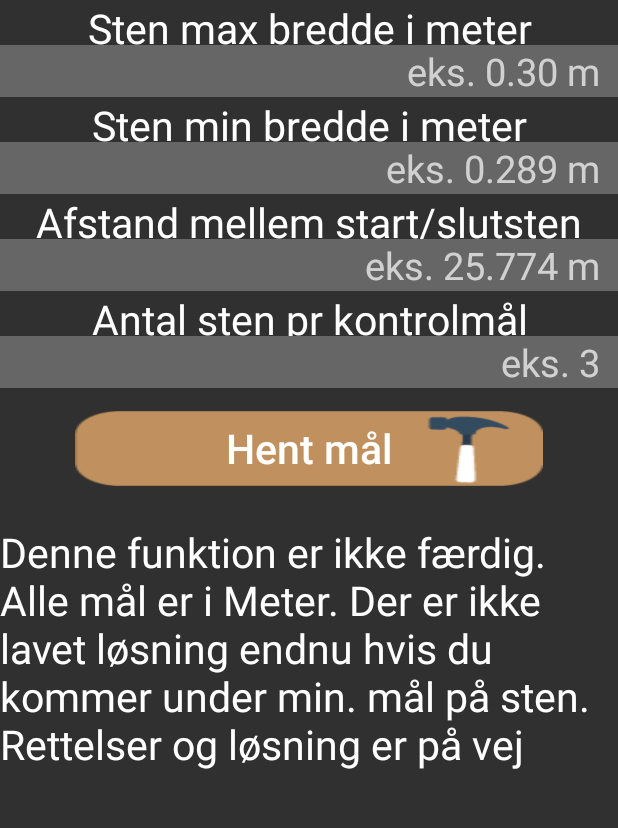
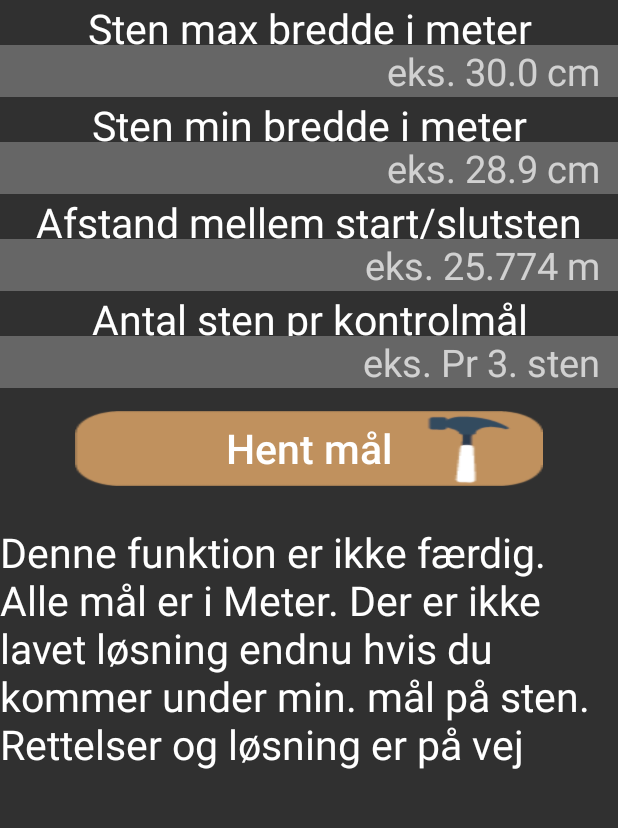
Before and after one commit to ZAN1/tomrer, an Android app: the TagStenSidevejs screen opened directly, with no data from a screen before it, on a phone screen of 412 x 824 dp, the part 286-1114 px from its top. Run offline under Robolectric (Android 15) with nearby library versions, the phone set to English and light mode, and no system bars.

Commit message:
hello and thanks just testing fffffffff

```diff
--- a/MyApplication/app/src/main/res/layout/activity_tag_sten_sidevejs.xml
+++ b/MyApplication/app/src/main/res/layout/activity_tag_sten_sidevejs.xml
@@ -38,7 +38,7 @@
         android:id="@+id/max"
         android:layout_width="match_parent"
         android:layout_height="wrap_content"
-        android:hint="eks. 0.30 m  "
+        android:hint="eks. 30.0 cm  "
         android:inputType="numberDecimal"
         android:background="#666666"
         android:textAlignment="textEnd"
@@ -62,7 +62,7 @@
         android:inputType="numberDecimal"
         android:background="#666666"
         android:textAlignment="textEnd"
-        android:hint="eks. 0.289 m  "
+        android:hint="eks. 28.9 cm  "
 
         android:textSize="25dp"/>
     <TextView
@@ -100,7 +100,7 @@
         android:inputType="numberDecimal"
         android:background="#666666"
         android:textAlignment="textEnd"
-        android:hint="eks. 3  "
+        android:hint="eks. Pr 3. sten  "
 
         android:textSize="25dp"/>
 
```
